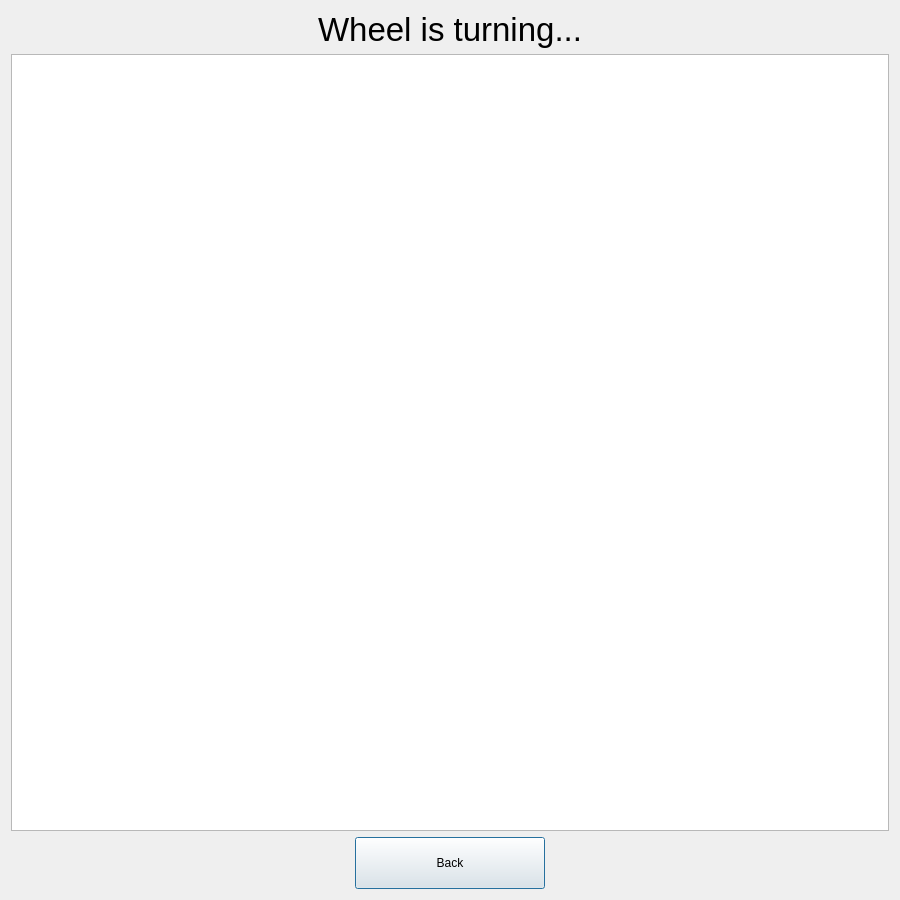
The window that blue-app/ui/FortuneWheel.ui (matus-u/sz-bluetooth) describes before a commit, drawn with Qt 5.
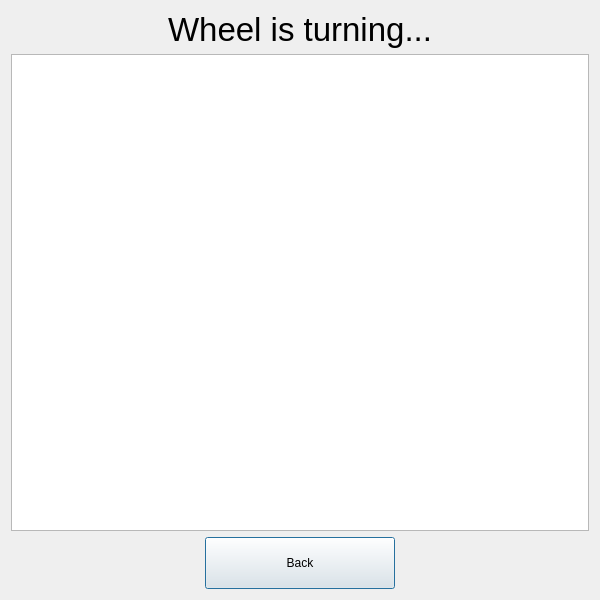
The same window after the commit. Icons and pictures are not drawn.

Commit message: update design to fit the screen

```diff
--- a/blue-app/ui/FortuneWheel.ui
+++ b/blue-app/ui/FortuneWheel.ui
@@ -6,8 +6,8 @@
    <rect>
     <x>0</x>
     <y>0</y>
-    <width>900</width>
-    <height>900</height>
+    <width>600</width>
+    <height>600</height>
    </rect>
   </property>
   <property name="windowTitle">
```
The commit also changes 4 other files.
